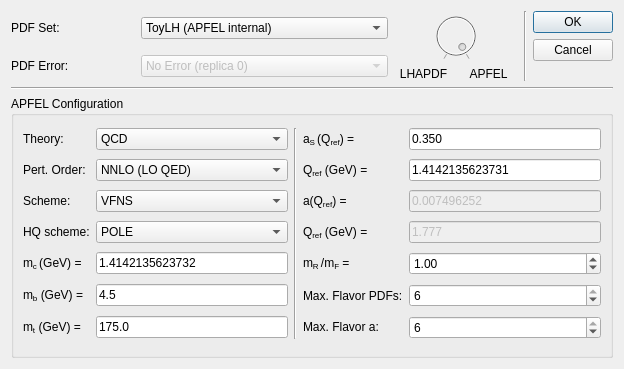
Before: the Qt Designer form apfelgui2/forms/pdfdialog.ui in scarrazza/apfel, drawn with Qt 5.
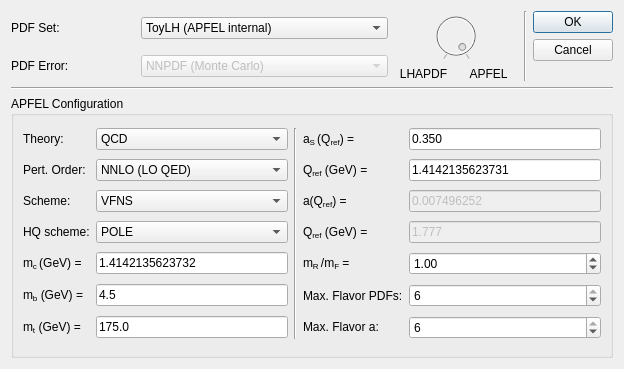
After: the same form once the commit is applied. Icons and pictures are not drawn.

What changed in the file:
```diff
--- a/apfelgui2/forms/pdfdialog.ui
+++ b/apfelgui2/forms/pdfdialog.ui
@@ -66,11 +66,6 @@
      <property name="enabled">
       <bool>false</bool>
      </property>
-     <item>
-      <property name="text">
-       <string>No Error (replica 0)</string>
-      </property>
-     </item>
      <item>
       <property name="text">
        <string>NNPDF (Monte Carlo)</string>
```
